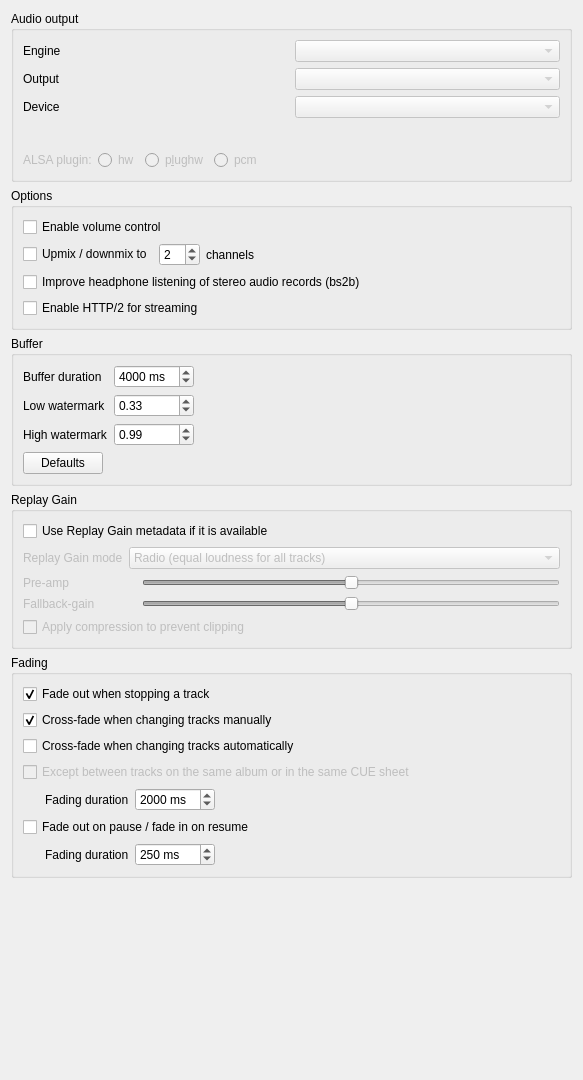
Old version of the form src/settings/backendsettingspage.ui in the repository strawberrymusicplayer/strawberry.
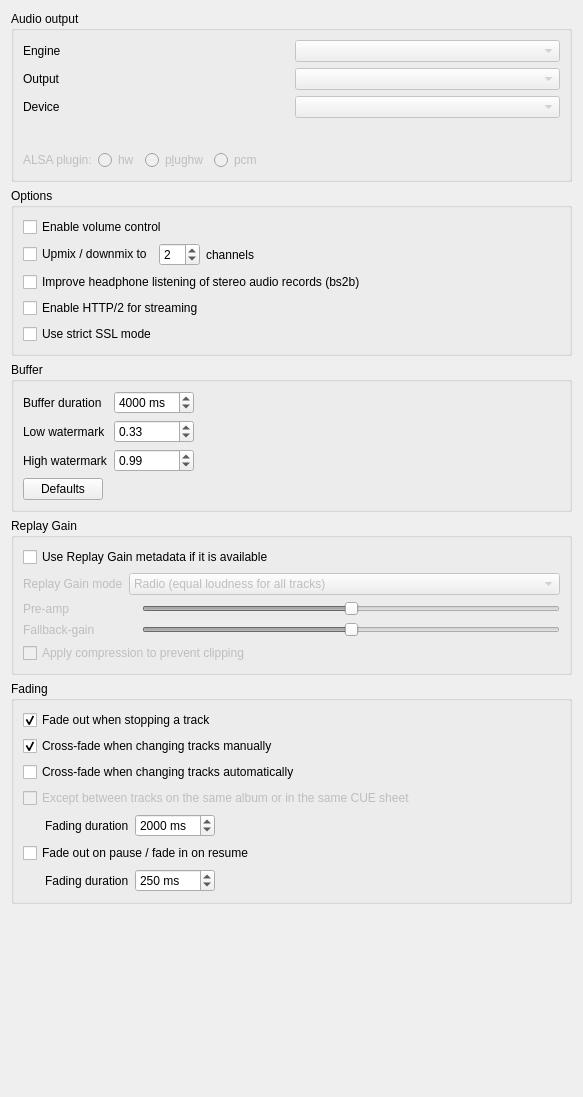
New version of the form. Custom widgets are drawn as their Qt base class.

Commit message: Add option for strict SSL mode in backend settings

What changed in the file:
```diff
--- a/src/settings/backendsettingspage.ui
+++ b/src/settings/backendsettingspage.ui
@@ -7,7 +7,7 @@
     <x>0</x>
     <y>0</y>
     <width>583</width>
-    <height>1080</height>
+    <height>1097</height>
    </rect>
   </property>
   <property name="windowTitle">
@@ -259,6 +259,13 @@
         </property>
        </widget>
       </item>
+      <item>
+       <widget class="QCheckBox" name="checkbox_strict_ssl">
+        <property name="text">
+         <string>Use strict SSL mode</string>
+        </property>
+       </widget>
+      </item>
      </layout>
     </widget>
    </item>
```
The commit also changes 6 other files.
